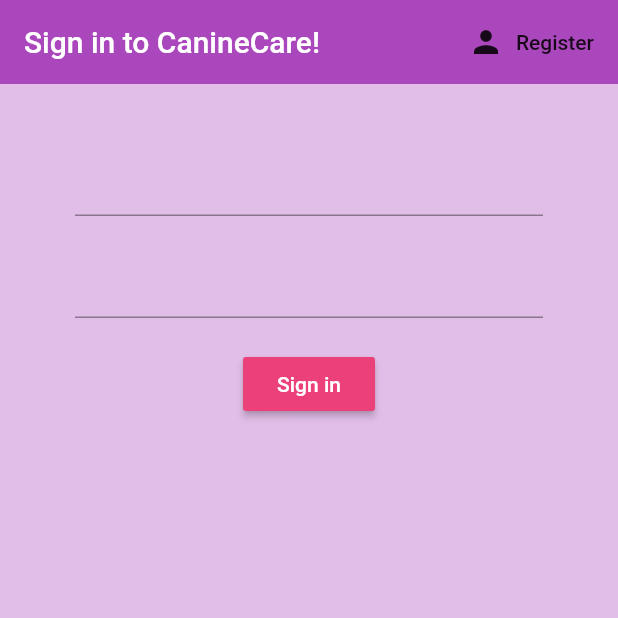
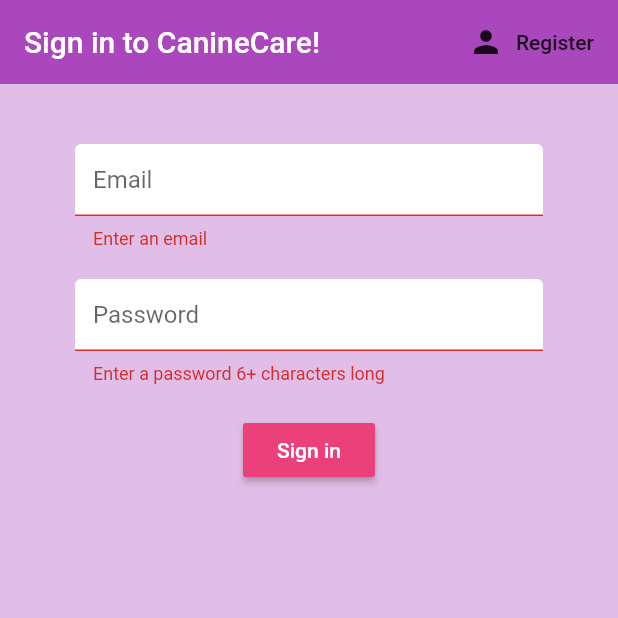
Before and after one commit to pinthekin/Canine-Care, a Flutter app: the screen it shows after launch, after a tap on "Sign in", on a phone screen of 412 x 824 dp, the top half of it. Run offline on Flutter 3.47's test engine with Material 2 defaults, Android fonts, the phone set to English and light mode, and no system bars; our stand-ins replace cloud_firestore, firebase_auth, flutter_neumorphic, flutter_spinkit; accounts and stored records are empty.

Commit message:
added loading widgets and made a better ui system for auth, auth now backs up into firebase with email and password and stores accounts
Signed-off-by: s-pkanade <s-pkanade@lwsd.org>

```diff
--- a/project-1-test-driven-development-canine-care-master/CanineCare/lib/pages/authenticate/register.dart
+++ b/project-1-test-driven-development-canine-care-master/CanineCare/lib/pages/authenticate/register.dart
@@ -1,6 +1,7 @@
 import 'package:flutter/material.dart';
 import 'package:instagram/services/auth.dart';
-
+import 'package:instagram/shared/constants.dart';
+import 'package:instagram/shared/loading.dart';
 class Register extends StatefulWidget {
 
   final Function toggleView;
@@ -12,15 +13,16 @@ class Register extends StatefulWidget {
 class _RegisterState extends State<Register> {
 
   final AuthService _auth = AuthService();
-
+  final _formKey = GlobalKey<FormState>();
+  bool loading = false;
   // text field state
 
   String email = '';
   String password = '';
-
+  String error = '';
   @override
   Widget build(BuildContext context) {
-    return Scaffold(
+    return loading ? Loading() : Scaffold(
       backgroundColor: Colors.purple[100],
       appBar: AppBar(
         backgroundColor: Colors.purple[400],
@@ -39,17 +41,22 @@ class _RegisterState extends State<Register> {
       body: Container(
         padding: EdgeInsets.symmetric(vertical: 20.0, horizontal:50.0),
         child: Form(
+          key: _formKey,
           child: Column(
             children: <Widget>[
               SizedBox(height:20.0),
               TextFormField(
+                decoration: textInputDecoration.copyWith(hintText:'Email'),
+                validator: (val) => val.isEmpty ? 'Enter an email' : null,
                   onChanged: (val) {
                     setState(() => email = val);
                   }
               ),
               SizedBox(height:20.0),
               TextFormField(
+                  decoration: textInputDecoration.copyWith(hintText:'Password'),
                   obscureText: true,
+                  validator: (val) => val.length < 6 ? 'Enter a password 6+ characters long' : null,
                   onChanged: (val) {
                     setState(() => password = val);
                   }
@@ -62,10 +69,23 @@ class _RegisterState extends State<Register> {
                     style: TextStyle(color: Colors.white),
                   ),
                   onPressed: () async {
-                    print(email);
-                    print(password);
+                    if (_formKey.currentState.validate()) {
+                      setState(() => loading = true);
+                      dynamic result = await _auth.registerWithEmailAndPassword(email, password);
+                      if (result == null) {
+                        setState(() {
+                          error = 'Please supply a valid email!';
+                          loading = false;
+                        }) ;
+                      }
+                    }
                   }
-              )
+              ),
+              SizedBox(height: 12.0),
+              Text(
+                error,
+                style: TextStyle(color: Colors.red, fontSize: 14.0),
+              ),
             ],
           ),
         ),
--- a/project-1-test-driven-development-canine-care-master/CanineCare/lib/pages/authenticate/sign_in.dart
+++ b/project-1-test-driven-development-canine-care-master/CanineCare/lib/pages/authenticate/sign_in.dart
@@ -1,6 +1,8 @@
 
 import 'package:flutter/material.dart';
 import 'package:instagram/services/auth.dart';
+import 'package:instagram/shared/constants.dart';
+import 'package:instagram/shared/loading.dart';
 
 class SignIn extends StatefulWidget {
   final Function toggleView;
@@ -12,13 +14,15 @@ class SignIn extends StatefulWidget {
 class _SignInState extends State<SignIn> {
 
   final AuthService _auth = AuthService();
-
+  final _formKey = GlobalKey<FormState>();
+  bool loading = false;
   //text field state
   String email = '';
   String password = '';
+  String error = '';
   @override
   Widget build(BuildContext context) {
-    return Scaffold(
+    return loading ? Loading() : Scaffold(
       backgroundColor: Colors.purple[100],
       appBar: AppBar(
         backgroundColor: Colors.purple[400],
@@ -37,17 +41,22 @@ class _SignInState extends State<SignIn> {
       body: Container(
         padding: EdgeInsets.symmetric(vertical: 20.0, horizontal:50.0),
         child: Form(
+          key: _formKey,
           child: Column(
             children: <Widget> [
               SizedBox(height: 20.0),
               TextFormField(
+                decoration: textInputDecoration.copyWith(hintText:'Email'),
+                validator: (val) => val.isEmpty ? 'Enter an email' : null,
                 onChanged: (val) {
                   setState(() => email = val);
                 }
               ),
               SizedBox(height: 20.0),
               TextFormField(
+                decoration: textInputDecoration.copyWith(hintText:'Password'),
                 obscureText: true,
+                validator: (val) => val.length < 6 ? 'Enter a password 6+ characters long' : null,
                 onChanged: (val) {
                   setState(() => password = val);
 
@@ -60,12 +69,25 @@ class _SignInState extends State<SignIn> {
                   'Sign in',
                   style: TextStyle(color: Colors.white),
                 ),
-                //comment
+
                 onPressed: () async {
-                  print(email);
-                  print(password);
+                  if (_formKey.currentState.validate()) {
+                    setState(() => loading = true);
+                    dynamic result = await _auth.signInWithEmailAndPassword(email, password);
+                    if (result == null) {
+                      setState(() {
+                        error  = 'Could not sign in with credentials!';
+                        loading = false;
+                      });
+                    }
+                  }
                 }
-              )
+              ),
+              SizedBox(height: 12.0),
+              Text(
+                error,
+                style: TextStyle(color: Colors.red, fontSize: 14.0),
+              ),
             ],
           ),
         ),
--- /dev/null
+++ b/project-1-test-driven-development-canine-care-master/CanineCare/lib/shared/constants.dart
@@ -0,0 +1,12 @@
+import 'package:flutter/material.dart';
+
+const textInputDecoration = InputDecoration(
+  fillColor: Colors.white,
+  filled: true,
+  enabledBorder: OutlineInputBorder(
+      borderSide: BorderSide(color:Colors.white, width: 2.0)
+  ),
+  focusedBorder: OutlineInputBorder(
+      borderSide: BorderSide(color:Colors.pink, width: 2.0)
+  ),
+);
--- a/project-1-test-driven-development-canine-care-master/CanineCare/pubspec.yaml
+++ b/project-1-test-driven-development-canine-care-master/CanineCare/pubspec.yaml
@@ -29,6 +29,7 @@ dependencies:
   firebase_auth: ^0.14.0+5
   cloud_firestore: ^0.12.9+4
   provider: ^3.1.0
+  flutter_spinkit: "^4.0.0"
 
 dev_dependencies:
   flutter_test:
```
Also changed, not shown: project-1-test-driven-development-canine-care-master/CanineCare/lib/shared/loading.dart (added, +17 -0 lines), project-1-test-driven-development-canine-care-master/CanineCare/pubspec.lock, 1 other file.
